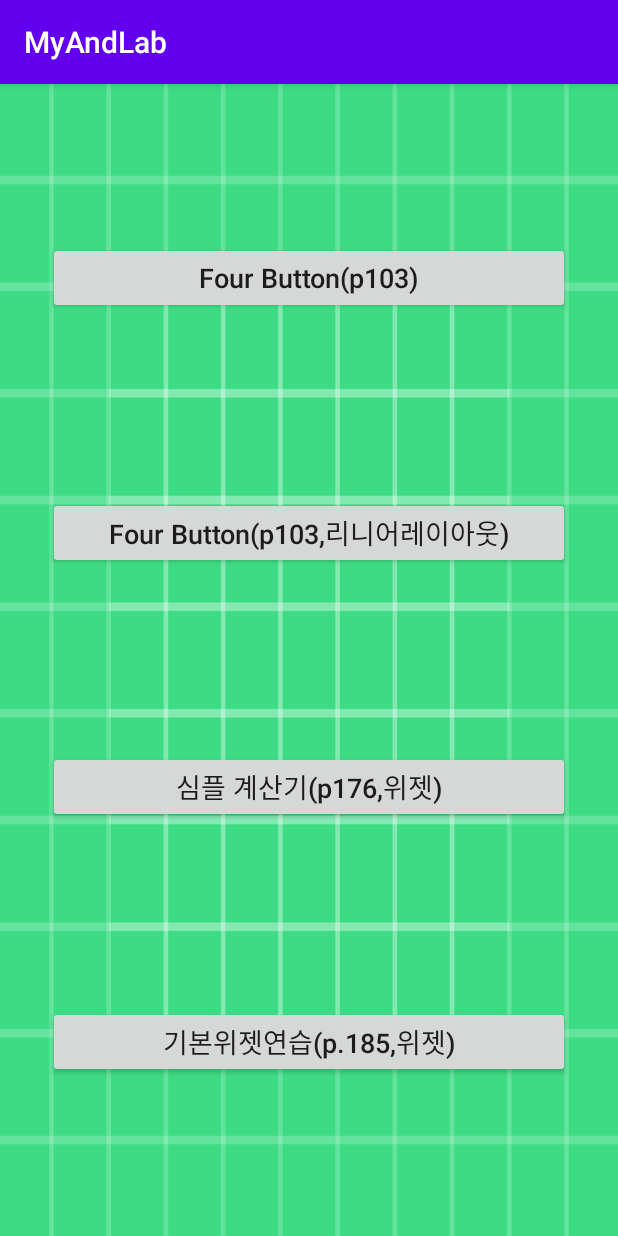
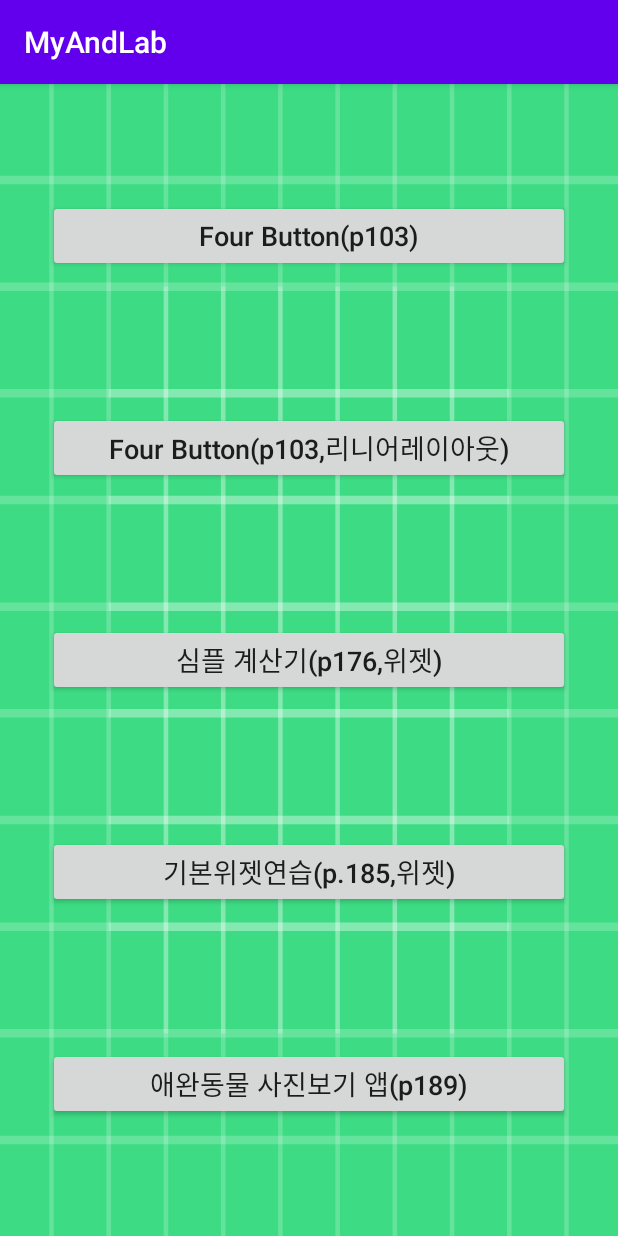
Before and after one commit to progh2/MyAndLab, an Android app: the screen it shows after launch (MainActivity), on a phone screen of 412 x 824 dp. Run offline under Robolectric (Android 15) with nearby library versions, the phone set to English and light mode, and no system bars.

Commit message:
#5 동작 코드 추가 완료

```diff
--- a/app/src/main/java/kr/hs/emirim/ham/myandlab/MainActivity.kt
+++ b/app/src/main/java/kr/hs/emirim/ham/myandlab/MainActivity.kt
@@ -8,6 +8,7 @@ import android.widget.Button
 import android.widget.ImageView
 import kr.hs.emirim.ham.myandlab.ch04widget.BasicWidgetActivity
 import kr.hs.emirim.ham.myandlab.ch04widget.CalActivity
+import kr.hs.emirim.ham.myandlab.ch04widget.LovelyPetActivity
 
 class MainActivity : AppCompatActivity(), View.OnClickListener {
 
@@ -19,6 +20,7 @@ class MainActivity : AppCompatActivity(), View.OnClickListener {
         findViewById<Button>(R.id.button2).setOnClickListener(this)
         findViewById<Button>(R.id.button3).setOnClickListener(this)
         findViewById<Button>(R.id.button4).setOnClickListener(this)
+        findViewById<Button>(R.id.button5).setOnClickListener(this)
     }
 
     override fun onClick(v: View) {
@@ -28,6 +30,7 @@ class MainActivity : AppCompatActivity(), View.OnClickListener {
             R.id.button2 -> intent = Intent(this, Fourbutton2Activity::class.java)
             R.id.button3 -> intent = Intent(this, CalActivity::class.java)
             R.id.button4 -> intent = Intent(this, BasicWidgetActivity::class.java)
+            R.id.button5 -> intent = Intent(this, LovelyPetActivity::class.java)
             else -> return
         }
         startActivity(intent)
--- a/app/src/main/res/layout/activity_main.xml
+++ b/app/src/main/res/layout/activity_main.xml
@@ -75,6 +75,24 @@
         app:layout_constraintEnd_toEndOf="parent"
         app:layout_constraintStart_toStartOf="parent"
         app:layout_constraintTop_toBottomOf="@id/button3"
+        app:layout_constraintBottom_toTopOf="@id/button5"
+        />
+
+    <Button
+        android:id="@+id/button5"
+        android:layout_width="0dp"
+        android:layout_height="wrap_content"
+        android:layout_marginStart="32dp"
+        android:layout_marginLeft="32dp"
+        android:layout_marginTop="16dp"
+        android:layout_marginEnd="32dp"
+        android:layout_marginRight="32dp"
+        android:text="@string/btnLovelyPet"
+        android:textAllCaps="false"
+        android:textSize="18sp"
+        app:layout_constraintEnd_toEndOf="parent"
+        app:layout_constraintStart_toStartOf="parent"
+        app:layout_constraintTop_toBottomOf="@id/button4"
         app:layout_constraintBottom_toBottomOf="parent"
         />
 </androidx.constraintlayout.widget.ConstraintLayout>
--- a/app/src/main/res/values/strings.xml
+++ b/app/src/main/res/values/strings.xml
@@ -13,4 +13,5 @@
     <string name="windowsphone">윈도폰</string>
     <string name="bulb">천정등</string>
     <string name="togglebutton">ToggleButton</string>
+    <string name="btnLovelyPet">애완동물 사진보기 앱(p189)</string>
 </resources>
```
Also changed, not shown: app/src/main/java/kr/hs/emirim/ham/myandlab/ch04widget/LovelyPetActivity.kt (+50 -0 lines), app/src/main/res/drawable/cat.jpg (added), app/src/main/res/drawable/dog.jpg (added), app/src/main/res/drawable/rabbit.jpg (added).
